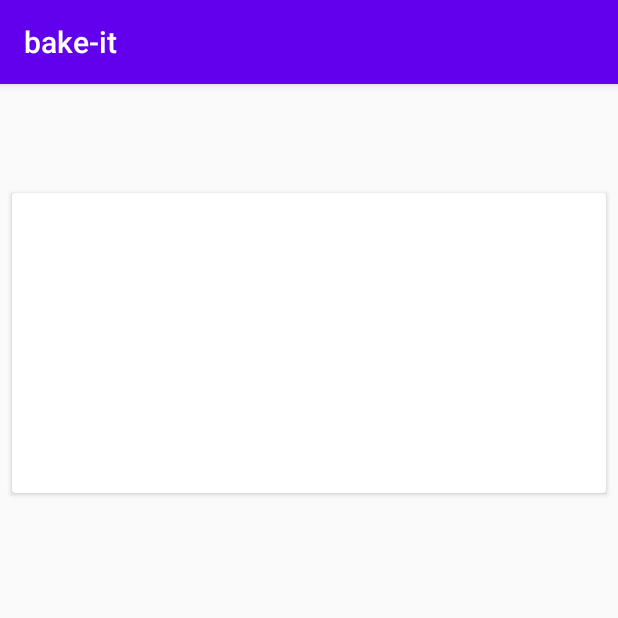
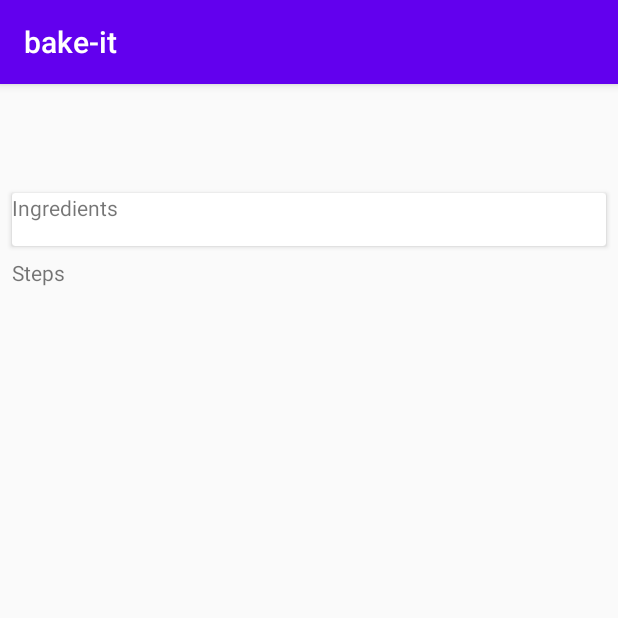
Before and after one commit to ivoGanev/bake-it, an Android app: the RecipeMasterFragment screen opened directly, with no data from a screen before it, on a phone screen of 412 x 824 dp, the top half of it. Run offline under Robolectric (Android 15) with nearby library versions, the phone set to English and light mode, and no system bars; our stand-ins replace Timber.

Commit message:
Add functional ingredients recycler view

```diff
--- a/app/src/main/java/android/ivo/bake_it/model/Ingredient.java
+++ b/app/src/main/java/android/ivo/bake_it/model/Ingredient.java
@@ -41,8 +41,8 @@ public class Ingredient implements Parcelable {
         }
     };
 
-    public int getQuantity() {
-        return this.quantity;
+    public String getQuantityToString() {
+        return Integer.toString(this.quantity);
     }
 
     public String getMeasure() {
--- a/app/src/main/res/layout/activity_recipe_master.xml
+++ b/app/src/main/res/layout/activity_recipe_master.xml
@@ -21,24 +21,49 @@
     <androidx.cardview.widget.CardView
         android:id="@+id/cardView"
         android:layout_width="match_parent"
-        android:layout_height="200dp"
+        android:layout_height="wrap_content"
         android:layout_margin="8dp"
         app:layout_constraintStart_toStartOf="parent"
         app:layout_constraintTop_toBottomOf="@+id/activity_recipe_title">
 
-        <androidx.recyclerview.widget.RecyclerView
+        <androidx.constraintlayout.widget.ConstraintLayout
             android:layout_width="match_parent"
-            android:layout_height="match_parent"
-            android:padding="8dp" />
+            android:layout_height="match_parent">
 
+            <TextView
+                android:id="@+id/activity_recipe_master_ingredients"
+                android:layout_width="wrap_content"
+                android:layout_height="wrap_content"
+                android:text="Ingredients"
+                app:layout_constraintStart_toStartOf="parent"
+                app:layout_constraintTop_toTopOf="parent" />
+
+            <androidx.recyclerview.widget.RecyclerView
+                android:id="@+id/activity_recipe_rv_ingredients"
+                android:layout_width="match_parent"
+                android:layout_height="0dp"
+                android:padding="8dp"
+                app:layout_constraintStart_toStartOf="parent"
+                app:layout_constraintTop_toBottomOf="@id/activity_recipe_master_ingredients" />
+
+
+        </androidx.constraintlayout.widget.ConstraintLayout>
     </androidx.cardview.widget.CardView>
 
     <androidx.recyclerview.widget.RecyclerView
         android:layout_width="match_parent"
+        android:layout_height="0dp"
         android:padding="16dp"
-        android:layout_height="0dp"
-        android:layout_marginTop="16dp"
         app:layout_constraintBottom_toBottomOf="parent"
+        app:layout_constraintTop_toBottomOf="@+id/activity_recipe_master_steps" />
+
+    <TextView
+        android:id="@+id/activity_recipe_master_steps"
+        android:layout_width="wrap_content"
+        android:layout_height="wrap_content"
+        android:layout_marginTop="8dp"
+        android:text="Steps"
+        app:layout_constraintStart_toStartOf="@+id/cardView"
         app:layout_constraintTop_toBottomOf="@+id/cardView" />
 
 </androidx.constraintlayout.widget.ConstraintLayout>
```
Also changed, not shown: app/src/main/java/android/ivo/bake_it/screen/recipe/IngredientsAdapter.java (added, +55 -0 lines), app/src/main/java/android/ivo/bake_it/screen/recipe/RecipeMasterFragment.java (+13 -1 lines), app/src/main/res/layout/item_ingredient.xml (added, +38 -0 lines).
